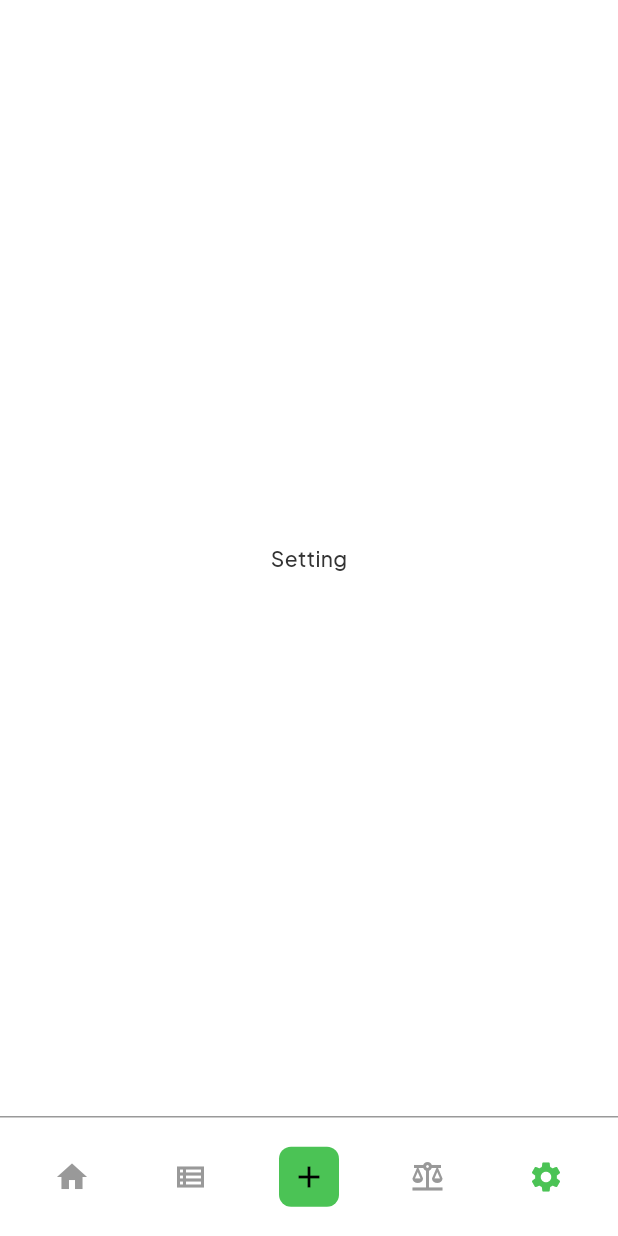
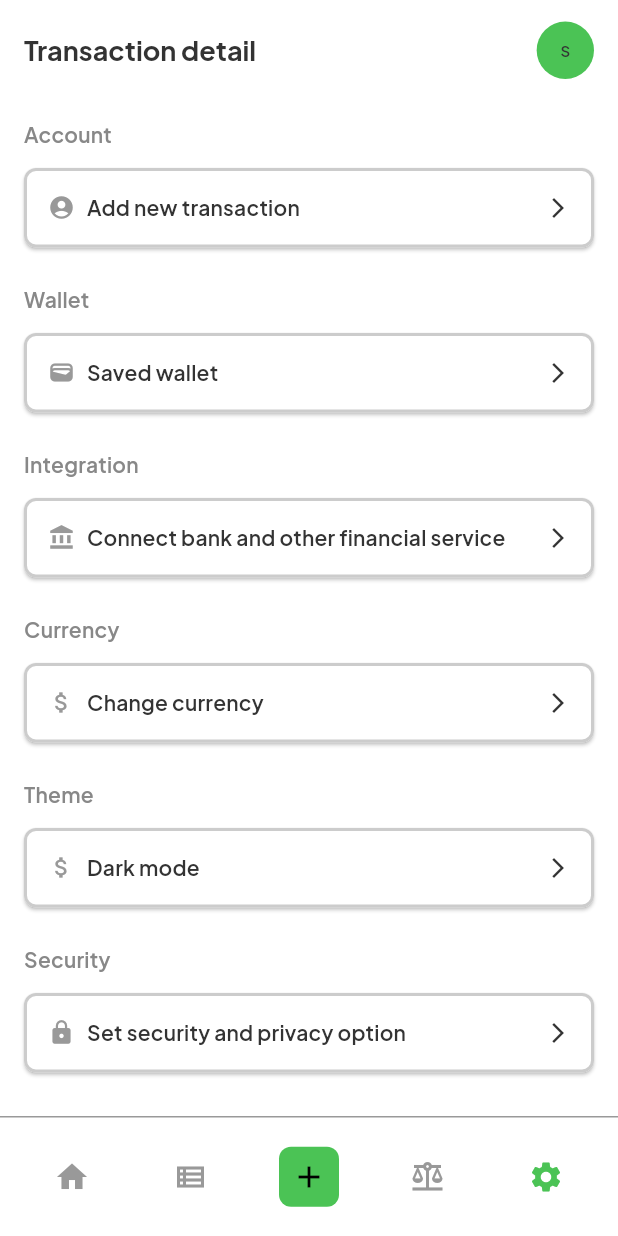
Before and after one commit to Sipoufo/moneytracker, a Flutter app: the Navigation screen opened by its route, item 5 of the bottom bar chosen, on a phone screen of 412 x 824 dp. Run offline on Flutter 3.47's test engine with Material 3 defaults, Android fonts, the phone set to English and light mode, and no system bars; our stand-ins replace flutter_bloc, get_it, hive_flutter, smooth_page_indicator; accounts and stored records are empty; generated files the repository leaves out were written again.

Commit message:
feat: end setting first page

```diff
--- a/lib/core/utils/constants/size.util.dart
+++ b/lib/core/utils/constants/size.util.dart
@@ -2,7 +2,10 @@ class SizeUtil {
   // Padding and margin sizes
   static const double xs = 4.0;
   static const double sm = 8.0;
+  static const double sm_12 = 12.0;
+  static const double md_14 = 14.0;
   static const double md = 16.0;
+  static const double md_18 = 18.0;
   static const double lg = 24.0;
   static const double xl = 32.0;
 
--- a/lib/core/widgets/button.widget.dart
+++ b/lib/core/widgets/button.widget.dart
@@ -1,5 +1,4 @@
 import 'package:flutter/material.dart';
-import 'package:moneytracker/core/utils/constants/colors.util.dart';
 import 'package:moneytracker/core/utils/constants/size.util.dart';
 
 class ButtonWidget extends StatelessWidget {
@@ -10,8 +9,9 @@ class ButtonWidget extends StatelessWidget {
     required this.onTap,
     required this.padding,
     required this.color,
-    this.border = BorderSide. none,
+    this.border = BorderSide.none,
     this.icon,
+    this.secondIcon,
   });
 
   final String title;
@@ -20,6 +20,7 @@ class ButtonWidget extends StatelessWidget {
   final EdgeInsetsGeometry padding;
   final Color color;
   final Icon? icon;
+  final Icon? secondIcon;
   final BorderSide border;
 
   @override
@@ -36,10 +37,17 @@ class ButtonWidget extends StatelessWidget {
             borderRadius: BorderRadius.circular(SizeUtil.borderRadiusMd),
             side: border,
           ),
+
         ),
+        child: Row(
+          mainAxisAlignment: secondIcon == null
+              ? MainAxisAlignment.center
+              : MainAxisAlignment.spaceBetween,
+          children: [
+            Expanded(
               child: Wrap(
-          spacing: 8.0,
-          alignment: WrapAlignment.center,
+                spacing: SizeUtil.sm,
+                alignment: secondIcon == null ? WrapAlignment.center : WrapAlignment.start,
                 crossAxisAlignment: WrapCrossAlignment.center,
                 children: [
                   icon ?? const SizedBox(),
@@ -50,6 +58,15 @@ class ButtonWidget extends StatelessWidget {
                 ],
               ),
             ),
+            secondIcon == null
+                ? const SizedBox()
+                : const SizedBox(
+                    width: SizeUtil.spaceBtwItems,
+                  ),
+            secondIcon ?? const SizedBox(),
+          ],
+        ),
+      ),
     );
   }
 }
--- a/lib/core/widgets/tag.widget.dart
+++ b/lib/core/widgets/tag.widget.dart
@@ -1,5 +1,4 @@
 import 'package:flutter/material.dart';
-import 'package:moneytracker/core/utils/constants/colors.util.dart';
 import 'package:moneytracker/core/utils/constants/size.util.dart';
 
 class TagWidget extends StatelessWidget {
--- a/lib/features/home/presentation/pages/home.dart
+++ b/lib/features/home/presentation/pages/home.dart
@@ -27,7 +27,7 @@ class _HomeState extends State<Home> {
         Container(
           padding: const EdgeInsets.symmetric(
             horizontal: SizeUtil.md,
-            vertical: SizeUtil.md,
+            vertical: SizeUtil.sm_12,
           ),
           child: Column(
             children: [
--- a/lib/features/navigation/page/navigation.dart
+++ b/lib/features/navigation/page/navigation.dart
@@ -5,6 +5,7 @@ import 'package:moneytracker/core/utils/constants/size.util.dart';
 import 'package:moneytracker/features/home/presentation/pages/home.dart';
 import 'package:moneytracker/features/navigation/cubit/application_navigation_cubit.cubit.dart';
 import 'package:moneytracker/features/navigation/cubit/application_navigation_state.cubit.dart';
+import 'package:moneytracker/features/setting/presentation/pages/setting.dart';
 
 class Navigation extends StatefulWidget {
   const Navigation({super.key});
@@ -25,9 +26,7 @@ class _NavigationState extends State<Navigation> {
     Center(
       child: Text("Budget"),
     ),
-    Center(
-      child: Text("Setting"),
-    ),
+    Setting(),
   ];
 
   @override
--- a/lib/features/onboarding/page/onboarding.dart
+++ b/lib/features/onboarding/page/onboarding.dart
@@ -1,7 +1,6 @@
 import 'package:flutter/material.dart';
 import 'package:moneytracker/core/utils/constants/Images.util.dart';
 import 'package:flutter_gen/gen_l10n/app_localizations.dart';
-import 'package:moneytracker/core/utils/helpers/functions.helper.dart';
 import 'package:moneytracker/features/onboarding/controller/onboarding_controller.dart';
 import 'package:moneytracker/features/onboarding/widgets/onboarding_navigation.widget.dart';
 import 'package:moneytracker/features/onboarding/widgets/onboarding_page.widget.dart';
@@ -19,8 +18,6 @@ class _OnboardingState extends State<Onboarding> {
 
   @override
   Widget build(BuildContext context) {
-    final dark = HelperFunctions.isDarkMode(context);
-
     return Scaffold(
       backgroundColor: Theme.of(context).colorScheme.primary,
       body: SafeArea(
--- /dev/null
+++ b/lib/features/setting/presentation/pages/setting.dart
@@ -0,0 +1,157 @@
+import 'package:flutter/material.dart';
+import 'package:flutter_gen/gen_l10n/app_localizations.dart';
+import 'package:moneytracker/core/utils/constants/colors.util.dart';
+import 'package:moneytracker/core/utils/constants/size.util.dart';
+import 'package:moneytracker/features/setting/presentation/widgets/header_setting.widget.dart';
+import 'package:moneytracker/features/setting/presentation/widgets/setting_item.widget.dart';
+
+class Setting extends StatelessWidget {
+  const Setting({super.key});
+
+  @override
+  Widget build(BuildContext context) {
+    return Scaffold(
+      backgroundColor: Theme.of(context).colorScheme.primary,
+      body: SafeArea(
+        child: Column(
+          crossAxisAlignment: CrossAxisAlignment.start,
+          children: [
+            // Header
+            const HeaderSettingWidget(),
+
+            // Contain
+            Expanded(
+              child: SingleChildScrollView(
+                child: Padding(
+                  padding: const EdgeInsets.symmetric(
+                    vertical: SizeUtil.sm_12,
+                    horizontal: SizeUtil.md,
+                  ),
+                  child: Column(
+                    children: [
+                      SettingItemWidget(
+                        title: AppLocalizations.of(context).account,
+                        label: AppLocalizations.of(context).addNewTransaction,
+                        icon: const Icon(
+                          Icons.account_circle,
+                          color: ColorsUtils.grayscale_gray_light_gray,
+                        ),
+                        secondIcon: Icon(
+                          Icons.arrow_forward_ios,
+                          size: 16.0,
+                          color: Theme.of(context).colorScheme.surface,
+                        ),
+                      ),
+
+                      // Spacing
+                      const SizedBox(height: SizeUtil.defaultSpace,),
+
+                      SettingItemWidget(
+                        title: AppLocalizations.of(context).wallet,
+                        label: AppLocalizations.of(context).savedWallet,
+                        icon: const Icon(
+                          Icons.wallet,
+                          color: ColorsUtils.grayscale_gray_light_gray,
+                        ),
+                        secondIcon: Icon(
+                          Icons.arrow_forward_ios,
+                          size: 16.0,
+                          color: Theme.of(context).colorScheme.surface,
+                        ),
+                      ),
+
+                      // Spacing
+                      const SizedBox(height: SizeUtil.defaultSpace,),
+
+                      SettingItemWidget(
+                        title: AppLocalizations.of(context).integration,
+                        label: AppLocalizations.of(context).connectBankAndOtherFinancialService,
+                        icon: const Icon(
+                          Icons.account_balance,
+                          color: ColorsUtils.grayscale_gray_light_gray,
+                        ),
+                        secondIcon: Icon(
+                          Icons.arrow_forward_ios,
+                          size: 16.0,
+                          color: Theme.of(context).colorScheme.surface,
+                        ),
+                      ),
+
+                      // Spacing
+                      const SizedBox(height: SizeUtil.defaultSpace,),
+
+                      SettingItemWidget(
+                        title: AppLocalizations.of(context).currency,
+                        label: AppLocalizations.of(context).changeCurrency,
+                        icon: const Icon(
+                          Icons.attach_money,
+                          color: ColorsUtils.grayscale_gray_light_gray,
+                        ),
+                        secondIcon: Icon(
+                          Icons.arrow_forward_ios,
+                          size: 16.0,
+                          color: Theme.of(context).colorScheme.surface,
+                        ),
+                      ),
+
+                      // Spacing
+                      const SizedBox(height: SizeUtil.defaultSpace,),
+
+                      SettingItemWidget(
+                        title: AppLocalizations.of(context).theme,
+                        label: AppLocalizations.of(context).darkMode,
+                        icon: const Icon(
+                          Icons.attach_money,
+                          color: ColorsUtils.grayscale_gray_light_gray,
+                        ),
+                        secondIcon: Icon(
+                          Icons.arrow_forward_ios,
+                          size: 16.0,
+                          color: Theme.of(context).colorScheme.surface,
+                        ),
+                      ),
+
+                      // Spacing
+                      const SizedBox(height: SizeUtil.defaultSpace,),
+
+                      SettingItemWidget(
+                        title: AppLocalizations.of(context).security,
+                        label: AppLocalizations.of(context).setSecurityAndPrivacyOption,
+                        icon: const Icon(
+                          Icons.lock,
+                          color: ColorsUtils.grayscale_gray_light_gray,
+                        ),
+                        secondIcon: Icon(
+                          Icons.arrow_forward_ios,
+                          size: 16.0,
+                          color: Theme.of(context).colorScheme.surface,
+                        ),
+                      ),
+
+                      // Spacing
+                      const SizedBox(height: SizeUtil.defaultSpace,),
+
+                      SettingItemWidget(
+                        title: AppLocalizations.of(context).support,
+                        label: AppLocalizations.of(context).getHelpAndSupport,
+                        icon: const Icon(
+                          Icons.face,
+                          color: ColorsUtils.grayscale_gray_light_gray,
+                        ),
+                        secondIcon: Icon(
+                          Icons.arrow_forward_ios,
+                          size: 16.0,
+                          color: Theme.of(context).colorScheme.surface,
+                        ),
+                      ),
+                    ],
+                  ),
+                ),
+              ),
+            )
+          ],
+        ),
+      ),
+    );
+  }
+}
--- /dev/null
+++ b/lib/features/setting/presentation/widgets/header_setting.widget.dart
@@ -0,0 +1,49 @@
+import 'package:flutter/material.dart';
+import 'package:moneytracker/core/utils/constants/colors.util.dart';
+import 'package:flutter_gen/gen_l10n/app_localizations.dart';
+import 'package:moneytracker/core/utils/constants/size.util.dart';
+
+class HeaderSettingWidget extends StatelessWidget {
+  const HeaderSettingWidget({super.key});
+
+  @override
+  Widget build(BuildContext context) {
+    return Padding(
+      padding: const EdgeInsets.symmetric(
+        vertical: SizeUtil.sm_12,
+        horizontal: SizeUtil.md,
+      ),
+      child: Row(
+        mainAxisAlignment: MainAxisAlignment.spaceBetween,
+        children: [
+          // Title
+          Text(
+            AppLocalizations.of(context).transactionDetail,
+            textAlign: TextAlign.center,
+            style: Theme.of(context).textTheme.headlineSmall,
+          ),
+
+          // Spacing
+          const SizedBox(
+            width: SizeUtil.spaceBtwItems,
+          ),
+
+          // Representation
+          Container(
+            padding: const EdgeInsets.all(SizeUtil.md),
+            decoration: const BoxDecoration(
+              shape: BoxShape.circle,
+              color: ColorsUtils.primary_5,
+            ),
+            child: Text(
+              "S",
+              textAlign: TextAlign.center,
+              style: Theme.of(context).textTheme.displayLarge,
+            ),
+          ),
+
+        ],
+      ),
+    );
+  }
+}
--- /dev/null
+++ b/lib/features/setting/presentation/widgets/setting_item.widget.dart
@@ -0,0 +1,51 @@
+import 'package:flutter/material.dart';
+import 'package:flutter_gen/gen_l10n/app_localizations.dart';
+import 'package:moneytracker/core/utils/constants/colors.util.dart';
+import 'package:moneytracker/core/utils/constants/size.util.dart';
+import 'package:moneytracker/core/widgets/button.widget.dart';
+
+class SettingItemWidget extends StatelessWidget {
+  const SettingItemWidget({
+    super.key,
+    required this.title,
+    required this.label,
+    this.icon,
+    this.secondIcon,
+  });
+
+  final String title;
+  final String label;
+  final Icon? icon;
+  final Icon? secondIcon;
+
+  @override
+  Widget build(BuildContext context) {
+    return Column(
+      crossAxisAlignment: CrossAxisAlignment.start,
+      children: [
+        // Title
+        Text(
+          title,
+          style: Theme.of(context).textTheme.titleMedium?.copyWith(
+                color: Theme.of(context).colorScheme.tertiaryContainer,
+              ),
+        ),
+
+        // Account
+        ButtonWidget(
+          title: label,
+          textStyle: Theme.of(context).textTheme.titleMedium,
+          onTap: () {},
+          padding: const EdgeInsets.only(top: SizeUtil.sm_12),
+          icon: icon,
+          secondIcon: secondIcon,
+          color: Theme.of(context).colorScheme.primaryContainer,
+          border: BorderSide(
+            color: Theme.of(context).colorScheme.secondaryContainer,
+            width: 2.0,
+          ),
+        ),
+      ],
+    );
+  }
+}
--- a/lib/features/transaction/presentation/pages/transaction_detail.dart
+++ b/lib/features/transaction/presentation/pages/transaction_detail.dart
@@ -1,5 +1,4 @@
 import 'package:flutter/material.dart';
-import 'package:moneytracker/core/utils/constants/size.util.dart';
 import 'package:moneytracker/features/transaction/presentation/widgets/header_transaction_detail.widget.dart';
 import 'package:moneytracker/features/transaction/presentation/widgets/shortcut.widget.dart';
 import 'package:moneytracker/features/transaction/presentation/widgets/transaction_resume.widget.dart';
@@ -17,10 +16,6 @@ class _TransactionDetailState extends State<TransactionDetail> {
     return Scaffold(
       backgroundColor: Theme.of(context).colorScheme.primary,
       body: const SafeArea(
-        child: Padding(
-          padding: EdgeInsets.symmetric(
-            horizontal: SizeUtil.md,
-          ),
         child: Column(
           crossAxisAlignment: CrossAxisAlignment.start,
           children: [
@@ -43,7 +38,6 @@ class _TransactionDetailState extends State<TransactionDetail> {
           ],
         ),
       ),
-      ),
     );
   }
 }
--- a/lib/features/transaction/presentation/widgets/header_transaction_detail.widget.dart
+++ b/lib/features/transaction/presentation/widgets/header_transaction_detail.widget.dart
@@ -9,14 +9,20 @@ class HeaderTransactionDetailWidget extends StatelessWidget {
   @override
   Widget build(BuildContext context) {
     return Padding(
-      padding: const EdgeInsets.symmetric(vertical: SizeUtil.sm),
+      padding: const EdgeInsets.symmetric(
+        vertical: SizeUtil.sm_12,
+        horizontal: SizeUtil.md,
+      ),
       child: Row(
         mainAxisAlignment: MainAxisAlignment.start,
         children: [
           // Back button
-          IconsUtils.back(context: context, onTap: () => Navigator.pop(context)),
+          IconsUtils.back(
+              context: context, onTap: () => Navigator.pop(context)),
 
-          const SizedBox(width: SizeUtil.spaceBtwItems,),
+          const SizedBox(
+            width: SizeUtil.spaceBtwItems,
+          ),
 
           // Title
           Text(
--- a/lib/features/transaction/presentation/widgets/shortcut.widget.dart
+++ b/lib/features/transaction/presentation/widgets/shortcut.widget.dart
@@ -9,7 +9,10 @@ class ShortcutWidget extends StatelessWidget {
   @override
   Widget build(BuildContext context) {
     return Container(
-      margin: const EdgeInsets.symmetric(vertical: SizeUtil.spaceBtwItems),
+      margin: const EdgeInsets.symmetric(
+        vertical: SizeUtil.spaceBtwItems,
+        horizontal: SizeUtil.md,
+      ),
       child: Column(
         crossAxisAlignment: CrossAxisAlignment.start,
         children: [
@@ -18,12 +21,12 @@ class ShortcutWidget extends StatelessWidget {
             textAlign: TextAlign.start,
             style: Theme.of(context).textTheme.titleSmall,
           ),
-
           ButtonWidget(
             title: AppLocalizations.of(context).addNewTransaction,
             textStyle: Theme.of(context).textTheme.titleMedium,
             onTap: () {},
-            padding: const EdgeInsets.symmetric(vertical: SizeUtil.defaultSpace),
+            padding:
+                const EdgeInsets.symmetric(vertical: SizeUtil.defaultSpace),
             icon: Icon(
               Icons.add,
               color: Theme.of(context).colorScheme.surface,
--- a/lib/features/transaction/presentation/widgets/transaction_resume.widget.dart
+++ b/lib/features/transaction/presentation/widgets/transaction_resume.widget.dart
@@ -14,7 +14,10 @@ class TransactionResumeWidget extends StatelessWidget {
   @override
   Widget build(BuildContext context) {
     return Container(
-      margin: const EdgeInsets.symmetric(vertical: SizeUtil.sm),
+      margin: const EdgeInsets.symmetric(
+        vertical: SizeUtil.sm,
+        horizontal: SizeUtil.md,
+      ),
       padding: const EdgeInsets.all(SizeUtil.md),
       decoration: BoxDecoration(
         borderRadius: BorderRadius.circular(10.0),
@@ -76,7 +79,8 @@ class TransactionResumeWidget extends StatelessWidget {
                     ),
                     TagWidget(
                       name: AppLocalizations.of(context).income,
-                      textStyle: Theme.of(context).textTheme.labelLarge!.copyWith(
+                      textStyle:
+                          Theme.of(context).textTheme.labelLarge!.copyWith(
                                 color: ColorsUtils.text_black,
                                 fontWeight: FontWeight.w700,
                               ),
--- a/lib/l10n/app_en.arb
+++ b/lib/l10n/app_en.arb
@@ -35,5 +35,21 @@
     "date": "Date",
     "time": "Time",
     "note": "Note",
-    "addNewTransaction": "Add new transaction"
+    "addNewTransaction": "Add new transaction",
+
+    "setting": "Setting",
+    "account": "Account",
+    "accountInformationAndPreference": "Account information and preference",
+    "wallet": "Wallet",
+    "savedWallet": "Saved wallet",
+    "integration": "Integration",
+    "connectBankAndOtherFinancialService": "Connect bank and other financial service",
+    "currency": "Currency",
+    "changeCurrency": "Change currency",
+    "theme": "Theme",
+    "darkMode": "Dark mode",
+    "security": "Security",
+    "setSecurityAndPrivacyOption": "Set security and privacy option",
+    "support": "Support",
+    "getHelpAndSupport": "Get help and support"
 }
--- a/lib/l10n/app_fr.arb
+++ b/lib/l10n/app_fr.arb
@@ -35,5 +35,21 @@
     "date": "Date",
     "time": "Temps",
     "note": "Note",
-    "addNewTransaction": "Ajouter une nouvelle transaction"
+    "addNewTransaction": "Ajouter une nouvelle transaction",
+
+    "setting": "Paramètre",
+    "account": "Compte",
+    "accountInformationAndPreference": "Information sur le compte et préférences",
+    "wallet": "Portfeuille",
+    "savedWallet": "Portfeuille sauvegardé",
+    "integration": "Intégration",
+    "connectBankAndOtherFinancialService": "Connecter les banques et autres services financiers",
+    "currency": "Monnaie",
+    "changeCurrency": "Changer de monnaie",
+    "theme": "Thème",
+    "darkMode": "Thème sombre",
+    "security": "Sécurité",
+    "setSecurityAndPrivacyOption": "Définir les options de sécurité et de confidentialité",
+    "support": "Soutien",
+    "getHelpAndSupport": "Obtenir de l'aide et du soutien"
 }
```
Lines whose indentation alone changed are shown as unchanged.
